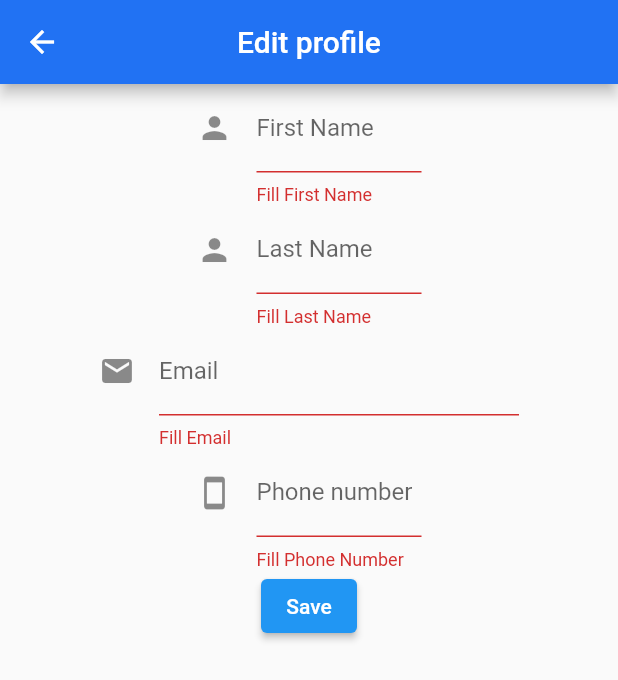
After one commit to 12mohaned/fe_tare2k, a Flutter app: the EditProfilePage screen opened directly, after a tap on "Save", on a phone screen of 412 x 824 dp. The commit adds this screen. Shown: the top 680 px of the screen. Run offline on Flutter 3.47's test engine with Material 2 defaults, Android fonts, the light colour scheme and no system bars; our stand-ins replace date_field, firebase_auth, firebase_core, flutter_typeahead; missing offline and left inert: crypt; accounts and stored records are empty.

Commit message:
feat: Allow user to edit profile infromation

```diff
--- /dev/null
+++ b/lib/globals.dart
@@ -0,0 +1,6 @@
+library fe_tare2k.globals;
+
+String firstname = "";
+String lastname =  "";
+String email = "";
+String phoneNumber = "";
--- a/lib/net/API_callers/user_API_caller.dart
+++ b/lib/net/API_callers/user_API_caller.dart
@@ -5,12 +5,12 @@ import 'package:firebase_auth/firebase_auth.dart';
 import 'package:http/http.dart' as http;
 
 final FirebaseAuth auth = FirebaseAuth.instance;
+String id = auth.currentUser!.email.toString();
 
 class UserCaller {
   static Future<Profile> getProfile() async {
-    String profile = auth.currentUser!.email.toString();
     final response =
-        await http.get(Uri.parse('http://10.0.2.2:8080/user/' + profile));
+        await http.get(Uri.parse('http://10.0.2.2:8080/user/' + id));
     if (response.statusCode == 200) {
       return Profile.fromJson(jsonDecode(response.body));
     } else {
@@ -40,5 +40,26 @@ class UserCaller {
     }
   }
 
+  static Future<Profile> updateProfile(String firstname, String lastname
+      , String email, int phone) async {
+    final response = await http.put(
+      Uri.parse('http://10.0.2.2:8080/user/User/' + id),
+      headers: <String, String>{
+        'Content-Type': 'application/json; charset=UTF-8',
+      },
+      body: jsonEncode(<String, Object>{
+        'firstname': firstname,
+        'lastname': lastname,
+        'email': email,
+        'phone': phone,
+      }),
+    );
+    print(response);
+    if (response.statusCode == 200) {
+      return Profile.fromJson(jsonDecode(response.body));
+    } else {
+      throw Exception('Failed to update album.');
+    }
+  }
   UserCaller();
 }
--- /dev/null
+++ b/lib/views/core_views/Edit_profile.dart
@@ -0,0 +1,147 @@
+import 'package:fe_tare2k/net/API_callers/trips_API_caller.dart';
+import 'package:fe_tare2k/net/API_callers/user_API_caller.dart';
+import 'package:flutter/material.dart';
+import 'package:fe_tare2k/globals.dart' as globals;
+
+late String _firstName;
+late String _lastName;
+late String _email;
+late int _phoneNumber;
+
+final GlobalKey<FormState> _EditProfileFormKey = GlobalKey<FormState>();
+
+class EditProfilePage extends StatefulWidget {
+  EditProfilePage({Key? key, required this.title}) : super(key: key);
+  final String title;
+
+  @override
+  _MyEditProfilePageState createState() => _MyEditProfilePageState();
+}
+
+Widget _buildFirstName() {
+  return Container(
+      width: 150,
+      child: (TextFormField(
+        validator: (value) {
+          if (value == null || value.isEmpty) {
+            return 'Fill First Name';
+          }
+          return null;
+        },
+        onSaved: (value) {
+          _firstName = value.toString();
+        },
+        initialValue: globals.firstname,
+        decoration: new InputDecoration(
+          icon: Icon(Icons.person),
+          labelText: 'First Name',
+        ),
+      )));
+}
+
+Widget _buildLastName() {
+  return Container(
+      width: 150,
+      child: (TextFormField(
+        validator: (value) {
+          if (value == null || value.isEmpty) {
+            return 'Fill Last Name';
+          }
+          return null;
+        },
+        initialValue: globals.lastname,
+        onSaved: (value) {
+          _lastName = value.toString();
+        },
+        decoration: new InputDecoration(
+          icon: Icon(Icons.person),
+          labelText: 'Last Name',
+        ),
+      )));
+}
+
+Widget _buildPhoneNumber() {
+  return Container(
+      width: 150,
+      child: (TextFormField(
+        validator: (value) {
+          if (value == null || value.isEmpty) {
+            return 'Fill Phone Number';
+          }
+          return null;
+        },
+        onSaved: (value) {
+          _phoneNumber = int.parse(value.toString());
+        },
+        initialValue: globals.phoneNumber.toString(),
+        decoration: new InputDecoration(
+          icon: Icon(Icons.smartphone),
+          labelText: 'Phone number',
+        ),
+        keyboardType: TextInputType.number,
+      )));
+}
+
+Widget _buildEmail() {
+  return Container(
+      width: 280,
+      child: (TextFormField(
+        validator: (value) {
+          if (value == null || value.isEmpty) {
+            return 'Fill Email';
+          }
+          return null;
+        },
+        initialValue: globals.email,
+        onSaved: (value) {
+          _email = value.toString();
+        },
+        decoration: new InputDecoration(
+          hintText: 'Email',
+          icon: Icon(Icons.mail),
+          labelText: 'Email',
+        ),
+      )));
+}
+
+class _MyEditProfilePageState extends State<EditProfilePage> {
+  @override
+  Widget build(BuildContext context) {
+    return Scaffold(
+        appBar: AppBar(
+          centerTitle: true,
+          title: Text(widget.title),
+          backgroundColor: Color.fromRGBO(33, 114, 243, 1),
+        ),
+        body: SingleChildScrollView(
+        child:(Form(
+            key: _EditProfileFormKey,
+            child:(Column(children: [
+          _buildFirstName(),
+          _buildLastName(),
+          Center(
+            child:(
+          _buildEmail()
+          )),
+          _buildPhoneNumber(),
+              Container(
+                  child: new ElevatedButton(
+                    child: const Text('Save'),
+                    onPressed: () async {
+                      if (_EditProfileFormKey.currentState!.validate()) {
+                        _EditProfileFormKey.currentState!.save();
+                          UserCaller.updateProfile(_firstName, _lastName, _email, _phoneNumber);
+                      }
+                    },
+                  ))
+        ],)
+    )))));
+  }
+}
+
+// TO DO : Future improvement
+// //This function should detect any updates in the personal information
+// bool IsProfilechanged(){
+//  return (_firstName == globals.firstname) & (_lastName == globals.lastname) &
+//  (_phoneNumber.toString() == globals.phoneNumber) & (_email == globals.email);
+// }
```
Also changed, not shown: lib/views/core_views/Profile_Widget.dart (+19 -7 lines).
